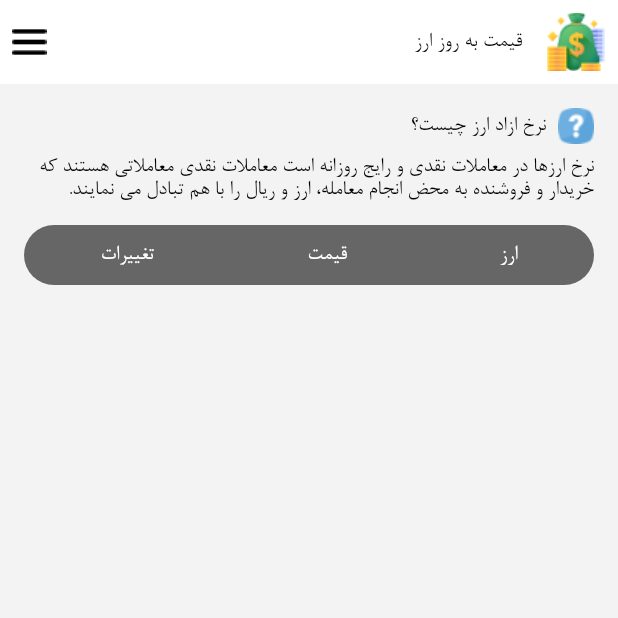
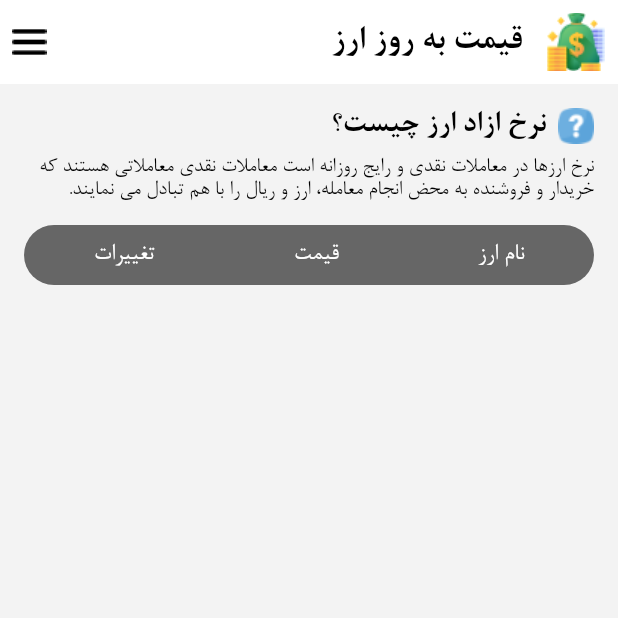
Before and after one commit to Arna98/CurrencyPrice, a Flutter app: the screen it shows after launch, on a phone screen of 412 x 824 dp, the top half of it. Run offline on Flutter 3.47's test engine with Material 2 defaults, Android fonts, the phone set to English and light mode, and no system bars.

Commit message:
edit ThemeData -> textStyles and set style for textViews

```diff
--- a/lib/main.dart
+++ b/lib/main.dart
@@ -23,33 +23,46 @@ class HomePage extends StatelessWidget {
           appBarTheme: const AppBarTheme(elevation: 0),
           fontFamily: 'nazanin',
           textTheme: const TextTheme(
-              headlineLarge: TextStyle(
-                  color: Colors.black,
-                  fontFamily: 'nazanin',
-                  fontWeight: FontWeight.w700),
               headlineSmall: TextStyle(
                   color: Colors.black,
                   fontFamily: 'nazanin',
                   fontWeight: FontWeight.w700),
-              titleSmall: TextStyle(
+              titleLarge: TextStyle(
+                  color: Colors.black,
+                  fontFamily: 'nazanin',
+                  fontWeight: FontWeight.w700),
+              titleMedium: TextStyle(
                 color: Colors.white,
                 fontFamily: 'nazanin',
-                  fontWeight: FontWeight.w300),
-              bodyMedium: TextStyle(
+                fontWeight: FontWeight.w300
+              ),
+              bodyLarge: TextStyle(
                   color: Colors.black,
                   fontFamily: 'nazanin',
                   fontWeight: FontWeight.w300))),
-      home: Scaffold(
+      home: const BodyWidget(),
+    );
+  }
+}
+
+class BodyWidget extends StatelessWidget {
+  const BodyWidget({
+    super.key,
+  });
+
+  @override
+  Widget build(BuildContext context) {
+    return Scaffold(
       appBar: AppBar(
         backgroundColor: Colors.white,
         actions: [
           Image.asset("assets/images/icon.png"),
-            const Padding(
+           Padding(
               padding: EdgeInsets.only(right: 8),
               child: Align(
                   alignment: Alignment.centerRight,
                   child: Text("قیمت به روز ارز",
-                        style: TextStyle(color: Colors.black)))),
+                      style: Theme.of(context).textTheme.headlineSmall))),
           Expanded(
               child: Align(
                   alignment: Alignment.centerLeft,
@@ -64,13 +77,15 @@ class HomePage extends StatelessWidget {
             children: [
               Image.asset("assets/images/question.png"),
               const SizedBox(width: 8),
-                const Text("نرخ ازاد ارز چیست؟")
+              Text("نرخ ازاد ارز چیست؟", style: Theme.of(context).textTheme.titleLarge)
             ],
           ),
-            const Padding(
-              padding: EdgeInsets.fromLTRB(0, 8, 0, 16),
+          Padding(
+            padding: const EdgeInsets.fromLTRB(0, 8, 0, 16),
             child: Text(
-                  "نرخ ارزها در معاملات نقدی و رایج روزانه است معاملات نقدی معاملاتی هستند که خریدار و فروشنده به محض انجام معامله، ارز و ریال را با هم تبادل می نمایند."),
+                "نرخ ارزها در معاملات نقدی و رایج روزانه است معاملات نقدی معاملاتی هستند که خریدار و فروشنده به محض انجام معامله، ارز و ریال را با هم تبادل می نمایند.",
+                style: Theme.of(context).textTheme.bodyLarge,
+                ),
           ),
           Container(
             height: 40,
@@ -80,16 +95,15 @@ class HomePage extends StatelessWidget {
                 borderRadius: BorderRadius.all(Radius.circular(1000))),
             child: Row(
               mainAxisAlignment: MainAxisAlignment.spaceAround,
-                children: const [
-                  Text("ارز", style: TextStyle(color: Colors.white)),
-                  Text("قیمت", style: TextStyle(color: Colors.white)),
-                  Text("تغییرات", style: TextStyle(color: Colors.white)),
+              children:[
+                Text("نام ارز", style: Theme.of(context).textTheme.titleMedium),
+                Text("قیمت", style: Theme.of(context).textTheme.titleMedium),
+                Text("تغییرات", style: Theme.of(context).textTheme.titleMedium),
               ],
             ),
           ),
         ]),
       ),
-      ),
     );
   }
 }
```
Lines whose indentation alone changed are shown as unchanged.
